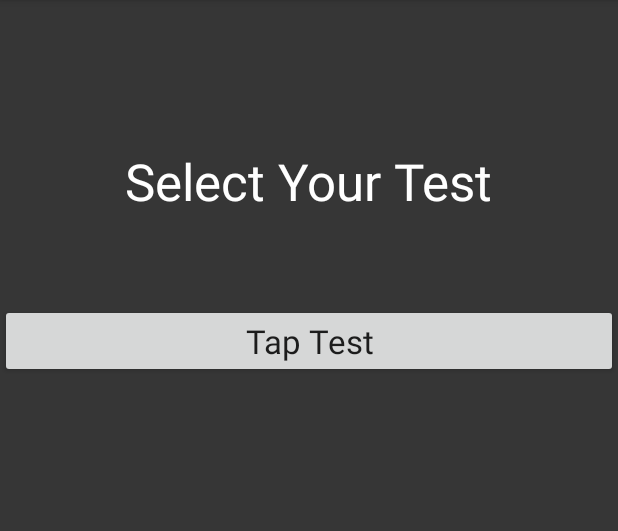
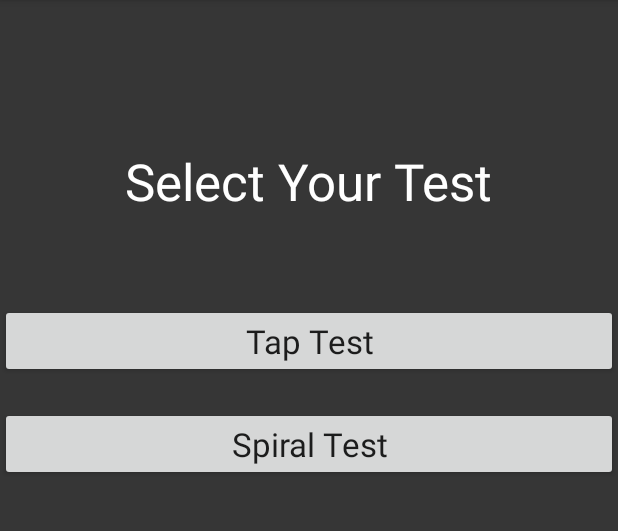
Before and after one commit to jaemoonpark/TapDemo, an Android app: the screen it shows after launch (WelcomeActivity), on a phone screen of 412 x 824 dp, the part 84-615 px from its top. Run offline under Robolectric (Android 15) with nearby library versions, the phone set to English and light mode, and no system bars.

Commit message:
Changed home screen to add spiral test button

```diff
--- a/app/src/main/res/layout/activity_welcome.xml
+++ b/app/src/main/res/layout/activity_welcome.xml
@@ -16,7 +16,8 @@
         android:textColor="#FFF"
         android:layout_marginTop="98dp"
         android:id="@+id/textView2"
-        android:textAppearance="@style/TextAppearance.AppCompat.Display1" />
+        android:textAppearance="@style/TextAppearance.AppCompat.Display1"
+        android:fontFamily="sans-serif" />
 
     <Button
         android:layout_width="match_parent"
@@ -26,6 +27,18 @@
         android:layout_marginTop="59dp"
         android:textAppearance="@android:style/TextAppearance.DeviceDefault.Large"
         android:layout_below="@+id/textView2"
-        android:layout_centerHorizontal="true" />
+        android:layout_centerHorizontal="true"
+        android:id="@+id/button" />
+
+    <Button
+        android:text="Spiral Test"
+        android:layout_width="match_parent"
+        android:layout_height="wrap_content"
+        android:layout_below="@+id/button"
+        android:layout_alignParentLeft="true"
+        android:layout_alignParentStart="true"
+        android:layout_marginTop="19dp"
+        android:id="@+id/button2"
+        android:textAppearance="@android:style/TextAppearance.DeviceDefault.Large" />
 
 </RelativeLayout>
```
